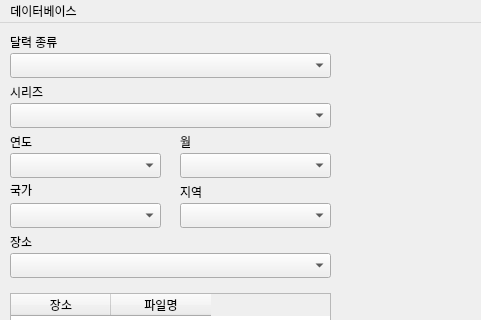
Qt form main.ui (wereno4/churchalbum) before a commit; both pictures show x 0 to 481 and y 0 to 320 of the 1301 by 902 pixel window.
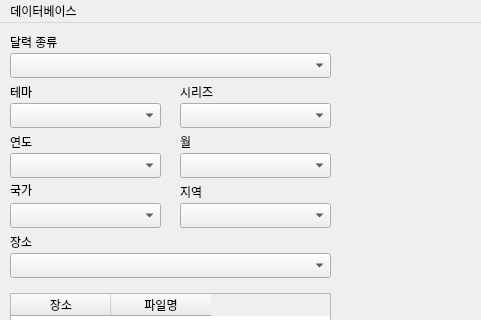
The same form after that commit.

Commit message: seperate theme and series

Patch:
```diff
--- a/main.ui
+++ b/main.ui
@@ -50,12 +50,12 @@
      <string>달력 종류</string>
     </property>
    </widget>
-   <widget class="QComboBox" name="series">
+   <widget class="QComboBox" name="theme">
     <property name="geometry">
      <rect>
       <x>10</x>
       <y>80</y>
-      <width>321</width>
+      <width>151</width>
       <height>25</height>
      </rect>
     </property>
@@ -70,7 +70,7 @@
      </rect>
     </property>
     <property name="text">
-     <string>시리즈</string>
+     <string>테마</string>
     </property>
    </widget>
    <widget class="QLabel" name="yearlabel">
@@ -221,6 +221,29 @@
      </property>
     </column>
    </widget>
+   <widget class="QComboBox" name="series">
+    <property name="geometry">
+     <rect>
+      <x>180</x>
+      <y>80</y>
+      <width>151</width>
+      <height>25</height>
+     </rect>
+    </property>
+   </widget>
+   <widget class="QLabel" name="serieslabel_2">
+    <property name="geometry">
+     <rect>
+      <x>180</x>
+      <y>60</y>
+      <width>67</width>
+      <height>17</height>
+     </rect>
+    </property>
+    <property name="text">
+     <string>시리즈</string>
+    </property>
+   </widget>
   </widget>
   <widget class="QMenuBar" name="menubar">
    <property name="geometry">
```
Left out of the diff: 2 changed lines with no effect on the pictures. The commit also changes 8 other files.
